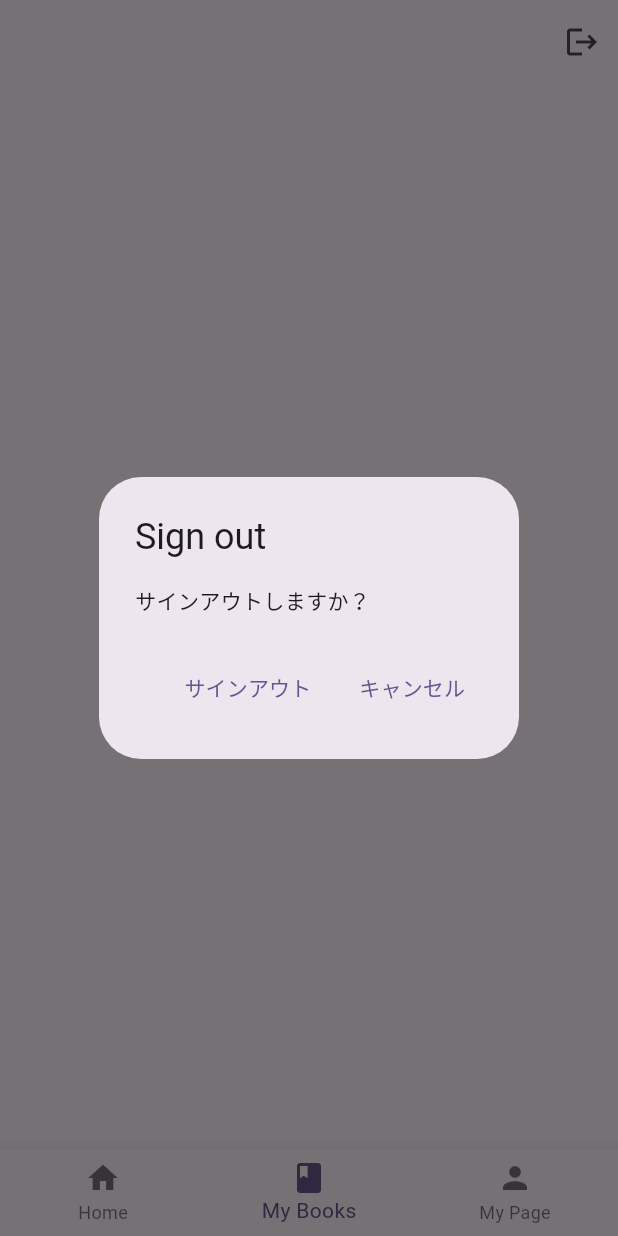
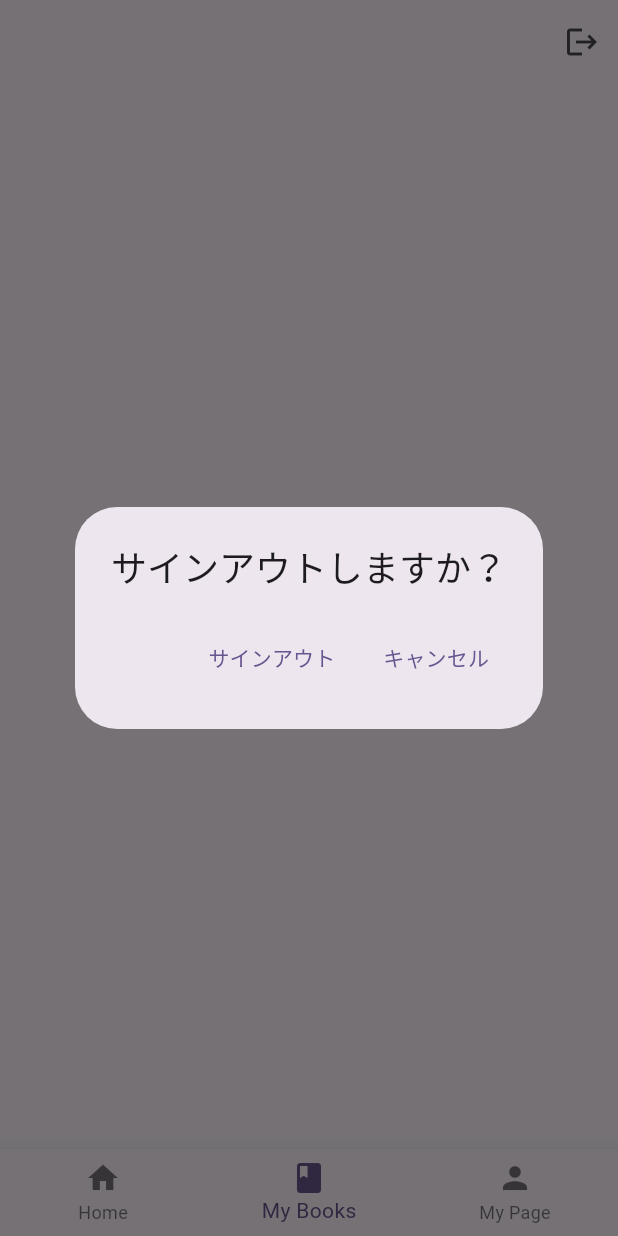
Before and after one commit to Haruki1090/Books-Rater, a Flutter app: the Home screen opened directly, item 2 of the bottom bar chosen, after a tap on the "logout" icon, on a phone screen of 412 x 824 dp. Run offline on Flutter 3.47's test engine with Material 3 defaults, Android fonts, the phone set to English and light mode, and no system bars; our stand-ins replace cloud_firestore, firebase_auth, firebase_core, flutter_riverpod, freezed_annotation; accounts and stored records are empty; generated files the repository leaves out were written again.

Commit message:
サインアウトの表示を変更

```diff
--- a/lib/home.dart
+++ b/lib/home.dart
@@ -33,8 +33,7 @@ class _HomeState extends ConsumerState<Home> {
                 context: context,
                 builder: (context) {
                   return AlertDialog(
-                    title: const Text('Sign out'),
-                    content: const Text('サインアウトしますか？'),
+                    title: const Text('サインアウトしますか？'),
                     actions: [
                       TextButton(
                         onPressed: () {
```
